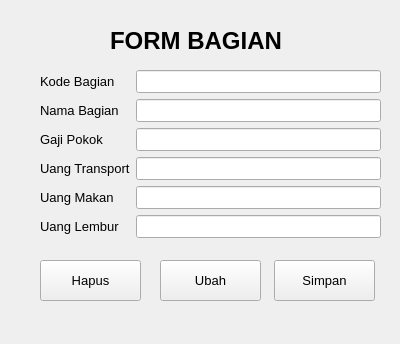
adiyatzzz/Aplikasi-Penggajian-Pyqt6, file ui/formbagian.ui: the form before one commit.
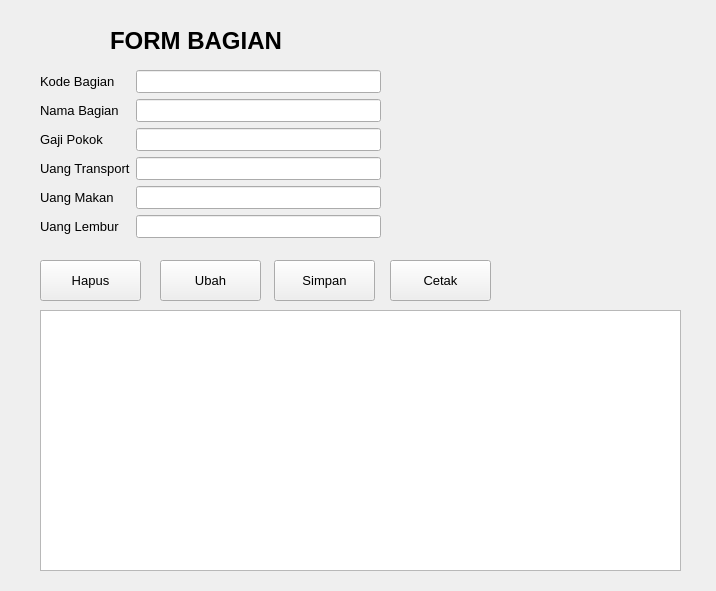
The form after the commit.

Commit message: menambahkan fitur CRUD dan cetak data di semua form

```diff
--- a/ui/formbagian.ui
+++ b/ui/formbagian.ui
@@ -6,8 +6,8 @@
    <rect>
     <x>0</x>
     <y>0</y>
-    <width>400</width>
-    <height>344</height>
+    <width>716</width>
+    <height>591</height>
    </rect>
   </property>
   <property name="windowTitle">
@@ -229,6 +229,34 @@
     <string>Hapus</string>
    </property>
   </widget>
+  <widget class="QTableView" name="tableBagian">
+   <property name="geometry">
+    <rect>
+     <x>40</x>
+     <y>310</y>
+     <width>641</width>
+     <height>261</height>
+    </rect>
+   </property>
+  </widget>
+  <widget class="QPushButton" name="btnCetak">
+   <property name="geometry">
+    <rect>
+     <x>390</x>
+     <y>260</y>
+     <width>101</width>
+     <height>41</height>
+    </rect>
+   </property>
+   <property name="font">
+    <font>
+     <pointsize>10</pointsize>
+    </font>
+   </property>
+   <property name="text">
+    <string>Cetak</string>
+   </property>
+  </widget>
  </widget>
  <resources/>
  <connections/>
```
Left out of the diff: 6 changed lines with no effect on the pictures. The commit also changes 13 other files.
